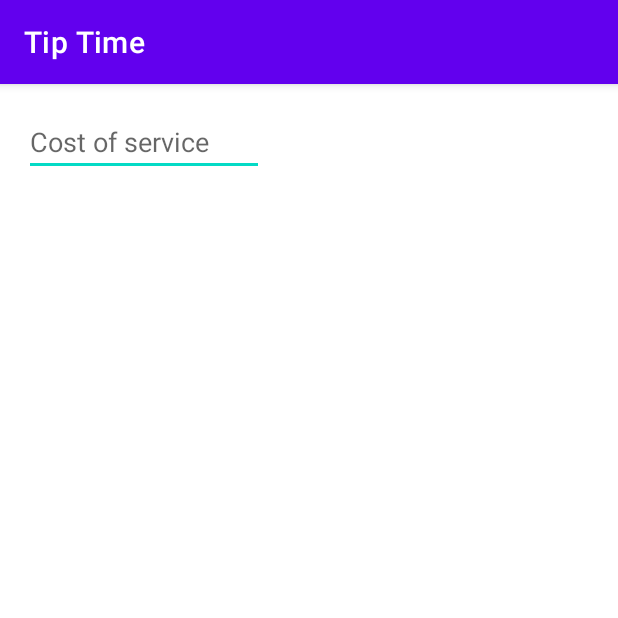
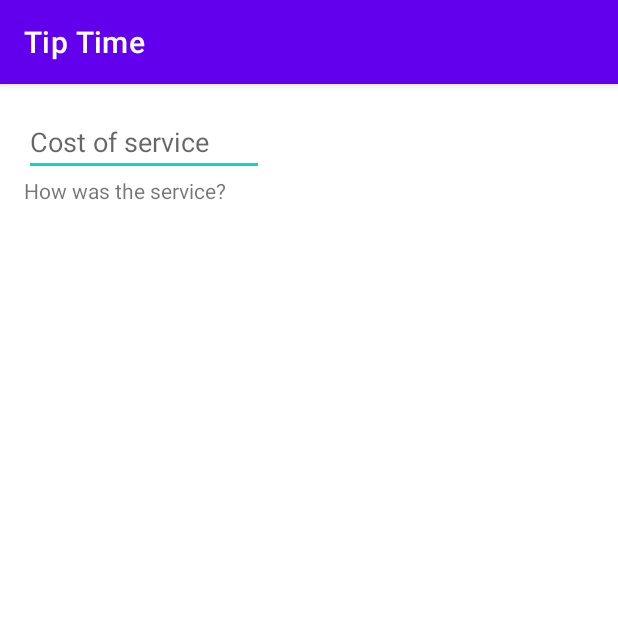
Before and after one commit to mkdzt/TipTime, an Android app: the screen it shows after launch (MainActivity), on a phone screen of 412 x 824 dp, the top half of it. Run offline under Robolectric (Android 15) with nearby library versions, the phone set to English and light mode, and no system bars.

Commit message:
add text view service question

```diff
--- a/app/src/main/res/layout/activity_main.xml
+++ b/app/src/main/res/layout/activity_main.xml
@@ -16,4 +16,12 @@
         android:inputType="numberDecimal"
         android:hint="Cost of service"
         />
+    <TextView
+        android:id="@+id/tv_service_question"
+        android:layout_width="wrap_content"
+        android:layout_height="wrap_content"
+        android:text = "How was the service?"
+        app:layout_constraintStart_toStartOf="parent"
+        app:layout_constraintTop_toBottomOf="@id/et_cost_of_service"
+        />
 </androidx.constraintlayout.widget.ConstraintLayout>
```
